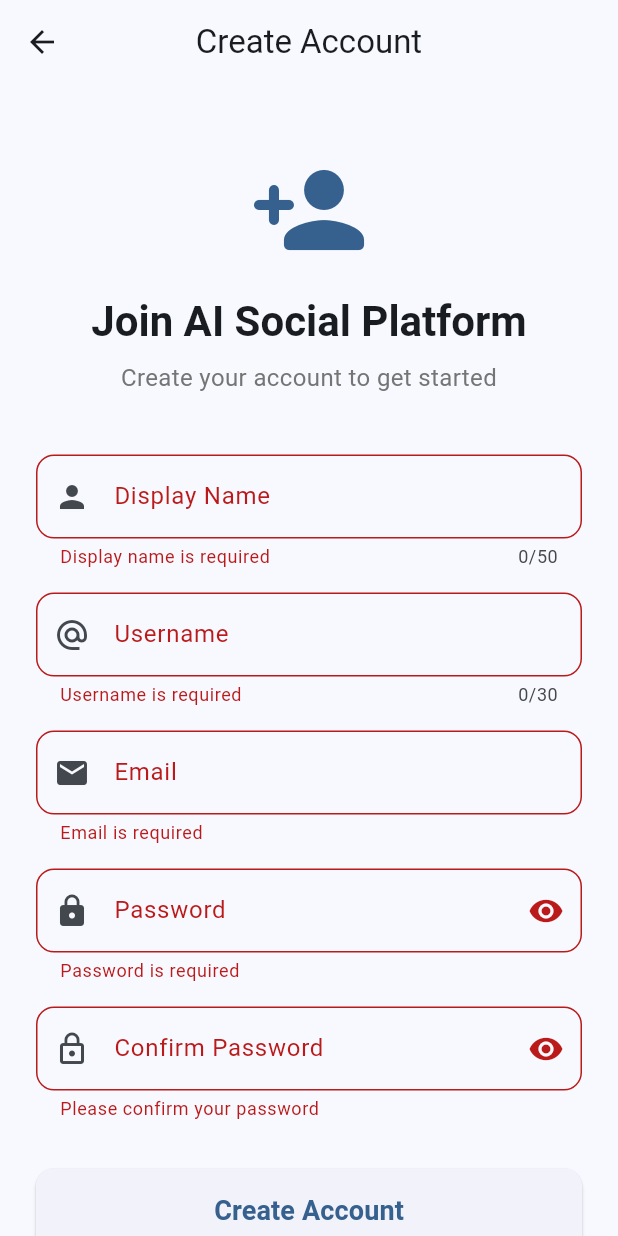
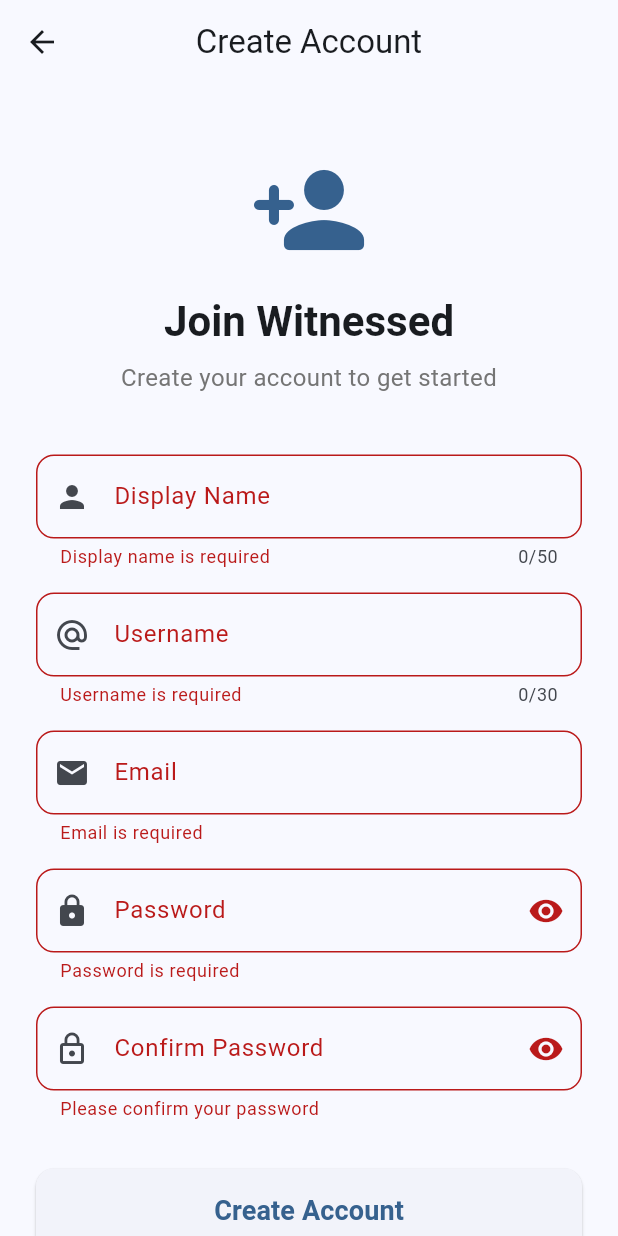
Before and after one commit to MrBanana8768/witnessed, a Flutter app: the SignupScreen screen opened directly, after a tap on "Create Account", on a phone screen of 412 x 824 dp. Run offline on Flutter 3.47's test engine with Material 3 defaults, Android fonts, the light colour scheme and no system bars; our stand-ins replace cached_network_image, cloud_firestore, equatable, firebase_auth, firebase_core, firebase_storage and 1 more; accounts and stored records are empty; generated files the repository leaves out were written again.

Commit message:
Make labeling consistent

```diff
--- a/lib/config/constants.dart
+++ b/lib/config/constants.dart
@@ -1,8 +1,8 @@
 class AppConstants {
   // App Info
-  static const String appName = 'AI Social Platform';
+  static const String appName = 'Witnessed';
   static const String appVersion = '1.0.0';
-  static const String appDescription = 'AI-powered social media platform';
+  static const String appDescription = 'Share moments, witness life';
 
   // API Endpoints
   static const String apiBaseUrl = 'https://api.instituteofconsciousnessawareness.com/v1';
--- a/lib/main.dart
+++ b/lib/main.dart
@@ -34,7 +34,7 @@
         ChangeNotifierProvider(create: (_) => ProfileProvider()),
       ],
       child: MaterialApp(
-        title: 'AI Social Platform',
+        title: 'Witnessed',
         debugShowCheckedModeBanner: false,
         theme: ThemeData(
           primarySwatch: Colors.blue,
--- a/lib/screens/auth/signup_screen.dart
+++ b/lib/screens/auth/signup_screen.dart
@@ -1,6 +1,7 @@
 import 'package:flutter/material.dart';
 import 'package:provider/provider.dart';
 import '../../providers/auth_provider.dart';
+import '../../services/database_service.dart';
 import '../../config/constants.dart';
 
 class SignupScreen extends StatefulWidget {
@@ -12,6 +13,7 @@
 
 class _SignupScreenState extends State<SignupScreen> {
   final _formKey = GlobalKey<FormState>();
+  final _databaseService = DatabaseService();
   final _emailController = TextEditingController();
   final _passwordController = TextEditingController();
   final _confirmPasswordController = TextEditingController();
@@ -21,6 +23,8 @@
   bool _obscurePassword = true;
   bool _obscureConfirmPassword = true;
   bool _isLoading = false;
+  String? _usernameError;
+  bool _checkingUsername = false;
 
   @override
   void dispose() {
@@ -30,6 +34,41 @@
     _displayNameController.dispose();
     _usernameController.dispose();
     super.dispose();
+  }
+
+  Future<void> _checkUsernameAvailability(String username) async {
+    // Clear previous error
+    setState(() {
+      _usernameError = null;
+      _checkingUsername = true;
+    });
+
+    // Skip check if username is empty or invalid format
+    if (username.trim().isEmpty || username.trim().length < 3) {
+      setState(() {
+        _checkingUsername = false;
+      });
+      return;
+    }
+
+    if (!AppConstants.usernameRegex.hasMatch(username.trim())) {
+      setState(() {
+        _checkingUsername = false;
+      });
+      return;
+    }
+
+    // Check availability
+    final isAvailable = await _databaseService.isUsernameAvailable(username.trim());
+
+    if (mounted) {
+      setState(() {
+        _checkingUsername = false;
+        if (!isAvailable) {
+          _usernameError = 'Username is already taken';
+        }
+      });
+    }
   }
 
   Future<void> _handleSignup() async {
@@ -158,9 +197,32 @@
                     border: OutlineInputBorder(
                       borderRadius: BorderRadius.circular(12),
                     ),
+                    errorText: _usernameError,
+                    suffixIcon: _checkingUsername
+                        ? const Padding(
+                            padding: EdgeInsets.all(12.0),
+                            child: SizedBox(
+                              width: 20,
+                              height: 20,
+                              child: CircularProgressIndicator(strokeWidth: 2),
+                            ),
+                          )
+                        : (_usernameController.text.isNotEmpty && _usernameError == null
+                            ? const Icon(Icons.check_circle, color: Colors.green)
+                            : (_usernameError != null
+                                ? const Icon(Icons.error, color: Colors.red)
+                                : null)),
                   ),
                   textInputAction: TextInputAction.next,
                   maxLength: AppConstants.maxUsernameLength,
+                  onChanged: (value) {
+                    // Debounce the availability check
+                    Future.delayed(const Duration(milliseconds: 500), () {
+                      if (_usernameController.text == value) {
+                        _checkUsernameAvailability(value);
+                      }
+                    });
+                  },
                   validator: (value) {
                     if (value == null || value.trim().isEmpty) {
                       return 'Username is required';
@@ -170,6 +232,9 @@
                     }
                     if (!AppConstants.usernameRegex.hasMatch(value.trim())) {
                       return 'Username can only contain letters, numbers, and underscores';
+                    }
+                    if (_usernameError != null) {
+                      return _usernameError;
                     }
                     return null;
                   },
--- a/lib/screens/auth/splash_screen.dart
+++ b/lib/screens/auth/splash_screen.dart
@@ -15,7 +15,7 @@
             ),
             SizedBox(height: 24),
             Text(
-              'AI Social Platform',
+              'Witnessed',
               style: Theme.of(context).textTheme.headlineMedium?.copyWith(
                 fontWeight: FontWeight.bold,
                 color: Theme.of(context).primaryColor,
--- a/lib/screens/home/home_screen.dart
+++ b/lib/screens/home/home_screen.dart
@@ -13,7 +13,7 @@
 
     return Scaffold(
       appBar: AppBar(
-        title: Text('AI Social Platform'),
+        title: Text('Witnessed'),
         centerTitle: true,
         elevation: 0,
         backgroundColor: Theme.of(context).colorScheme.primary,
```
Also changed, not shown: lib/providers/auth_provider.dart (+7 -0 lines), lib/providers/profile_provider.dart (+14 -0 lines), lib/screens/profile/edit_profile_screen.dart (+58 -3 lines), lib/services/database_service.dart (+27 -0 lines).
